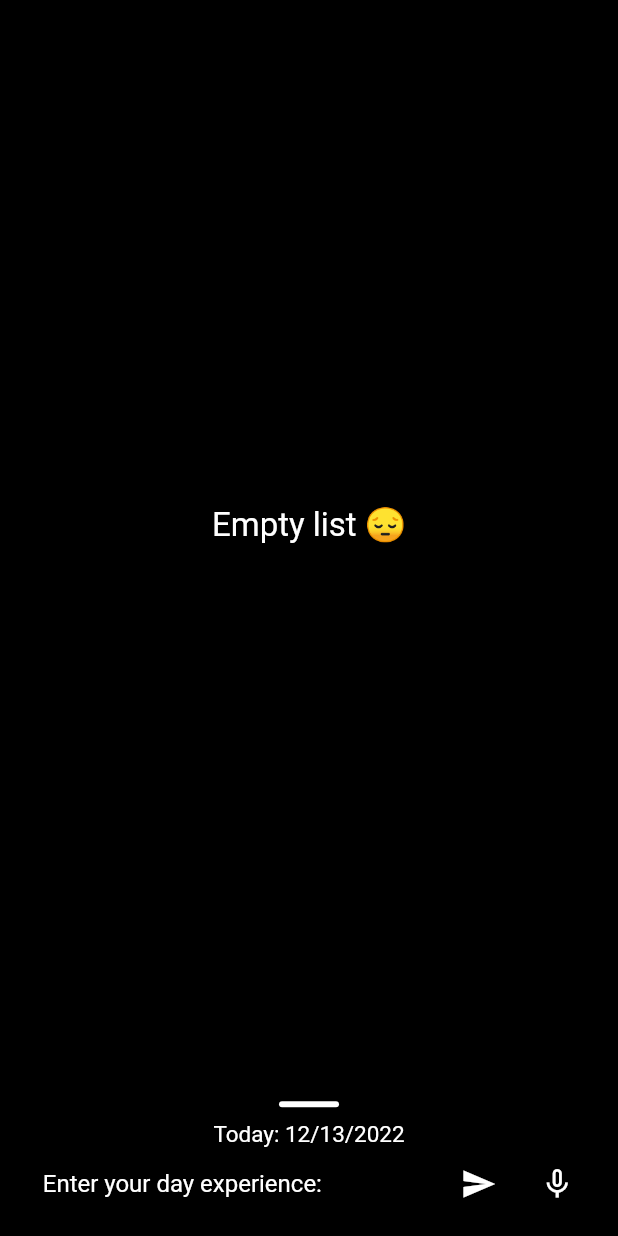
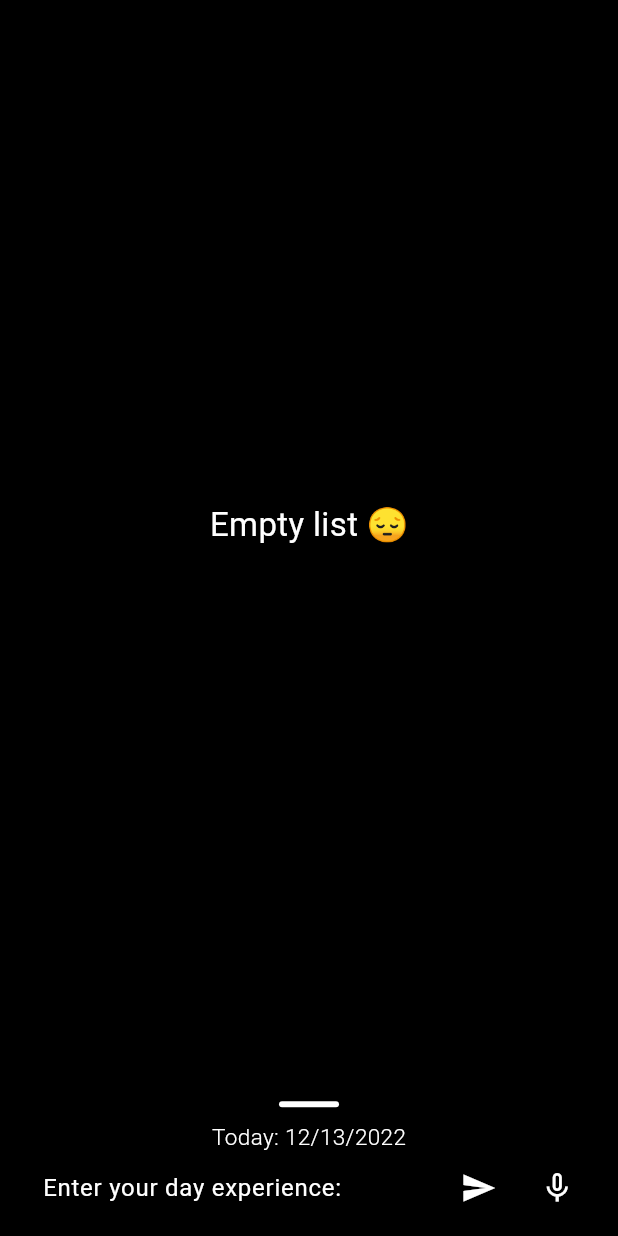
Before and after one commit to peter3374/Loga, a Flutter app: the ConsoleScreen screen opened directly, on a phone screen of 412 x 824 dp. Run offline on Flutter 3.47's test engine with Material 2 defaults, Android fonts, the phone set to English and light mode, and no system bars; our stand-ins replace hive, hive_flutter, localize_and_translate, random_string, shimmer, speech_to_text; missing offline and left inert: parallax_rain; accounts and stored records are empty; statements that could not run were skipped.

Commit message:
ui improvments + theme fixed

```diff
--- a/lib/screens/console_screen/widgets/bottom_sheet_widget.dart
+++ b/lib/screens/console_screen/widgets/bottom_sheet_widget.dart
@@ -27,11 +27,8 @@ class BottomSheetWidget extends StatelessWidget {
               topLeft: Radius.circular(14),
               topRight: Radius.circular(14),
             ),
-            // TODO error here
-            // color: context.watch<ThemeManager>().sheetColor,
             color: Colors.black,
             child: SingleChildScrollView(
-              // physics: PageScrollPhysics(),
               controller: controller,
               child: Column(
                 children: [
--- a/lib/screens/console_screen/widgets/options_button.dart
+++ b/lib/screens/console_screen/widgets/options_button.dart
@@ -40,7 +40,7 @@ class OptionsButton extends StatelessWidget {
               boxShadow: [
                 BoxShadow(
                   color: Theme.of(context).primaryColor,
-                  spreadRadius: 0.6,
+                  spreadRadius: 0.2,
                   blurRadius: 2,
                 ),
               ],
--- a/lib/screens/console_screen/widgets/top_banner_widget.dart
+++ b/lib/screens/console_screen/widgets/top_banner_widget.dart
@@ -29,6 +29,7 @@ class TopBannerWidget extends StatelessWidget {
           style: TextStyle(
             color: Theme.of(context).textTheme.headline6!.color,
             fontSize: 15,
+            fontWeight: FontWeight.w300,
           ),
         ),
       ],
--- a/lib/screens/initial_screen/initial_screen.dart
+++ b/lib/screens/initial_screen/initial_screen.dart
@@ -37,10 +37,11 @@ class MyHomePage extends StatelessWidget {
       ],
       child: Consumer<ThemeProvider>(
         builder: (__, ThemeProvider themeProvider, _) => MaterialApp(
+
           debugShowCheckedModeBanner: false,
           title: 'Loga',
           theme: themeProvider.currentTheme,
-          home: FutureBuilder(
+          home: FutureBuilder<bool>(
             future: AuthProvider.isUserRegistrated(),
             builder: (_, isUserRegistrated) {
               return isUserRegistrated.data == true
--- a/lib/screens/pick_theme_screen/widgets/theme_card_widget.dart
+++ b/lib/screens/pick_theme_screen/widgets/theme_card_widget.dart
@@ -72,7 +72,10 @@ class ThemeCardWdiget extends StatelessWidget {
                     padding: const EdgeInsets.only(left: 70),
                     child: ElevatedButton(
                       onPressed: method,
-                      child: Text(buttonTitle),
+                      child: Text(
+                        buttonTitle,
+                        style: TextStyle(color: Theme.of(context).primaryColor),
+                      ),
                     ),
                   ),
                 ],
--- a/lib/themes_manager/theme_constants.dart
+++ b/lib/themes_manager/theme_constants.dart
@@ -2,6 +2,7 @@ import 'package:flutter/material.dart';
 
 // pay
 ThemeData darkGreenMode = ThemeData(
+  useMaterial3: true,
   appBarTheme: const AppBarTheme(backgroundColor: Colors.green),
   scaffoldBackgroundColor: Colors.black,
   hintColor: Colors.green,
@@ -26,6 +27,7 @@ ThemeData darkGreenMode = ThemeData(
 );
 // pay
 ThemeData darkRedMode = ThemeData(
+  useMaterial3: true,
   appBarTheme: const AppBarTheme(backgroundColor: Colors.red),
   scaffoldBackgroundColor: Colors.black,
   hintColor: Colors.red,
@@ -52,6 +54,7 @@ ThemeData darkRedMode = ThemeData(
 
 // pay
 ThemeData darkPinkMode = ThemeData(
+  useMaterial3: true,
   appBarTheme: const AppBarTheme(backgroundColor: Colors.pink),
   scaffoldBackgroundColor: Colors.black,
   hintColor: Colors.pink,
@@ -77,6 +80,7 @@ ThemeData darkPinkMode = ThemeData(
 );
 
 ThemeData darkOrangeMode = ThemeData(
+  useMaterial3: true,
   appBarTheme: const AppBarTheme(backgroundColor: Colors.deepOrangeAccent),
   scaffoldBackgroundColor: Colors.black,
   hintColor: Colors.deepOrangeAccent,
@@ -103,31 +107,41 @@ ThemeData darkOrangeMode = ThemeData(
 );
 
 // middle day default theme
+
+// TODO stable
 ThemeData darkMode = ThemeData(
-  appBarTheme: const AppBarTheme(backgroundColor: Colors.black),
+  useMaterial3: true,
+  appBarTheme: AppBarTheme(
+    iconTheme: IconThemeData(color: Colors.red),
+    color: Colors.black,
+    titleTextStyle: TextStyle(
+      color: Colors.white,
+      fontSize: 20,
+    ),
+  ),
   scaffoldBackgroundColor: Colors.black,
   hintColor: Colors.white,
   textTheme: TextTheme(
     headline5: TextStyle(color: Colors.white),
     headline6: TextStyle(color: Colors.white),
+    subtitle1: TextStyle(color: Colors.white),
   ),
-
   elevatedButtonTheme: ElevatedButtonThemeData(
     style: ElevatedButton.styleFrom(
       backgroundColor: Colors.black,
     ),
   ),
-
-  primaryColor: Colors.white, // appbar + textfield length
-
+  primaryColor: Colors.white,
   buttonTheme: ButtonThemeData(
     buttonColor: Colors.black,
   ),
   dialogBackgroundColor: Colors.white,
   colorScheme: ColorScheme.fromSwatch().copyWith(secondary: Colors.black),
 );
+
 // power light
 ThemeData lightMode = ThemeData(
+  useMaterial3: true,
   switchTheme: SwitchThemeData(
     thumbColor: MaterialStateProperty.all<Color>(Colors.black),
   ),
```
Also changed, not shown: lib/screens/pick_theme_screen/pick_theme_screen.dart (+17 -10 lines), 2 other files.
